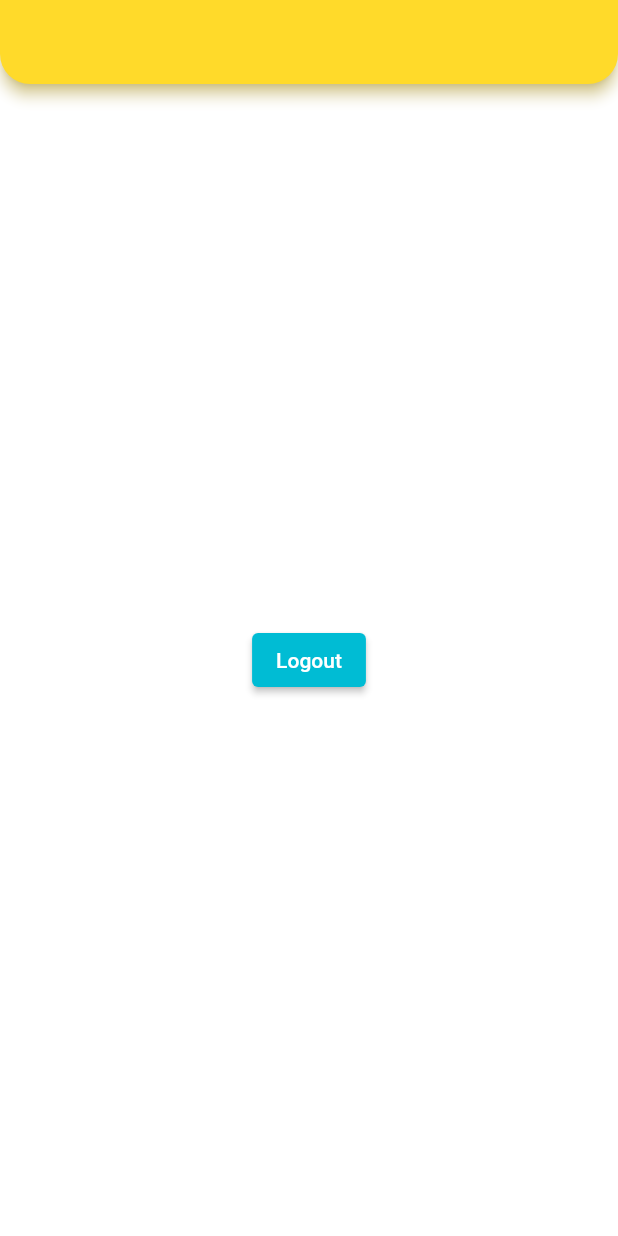
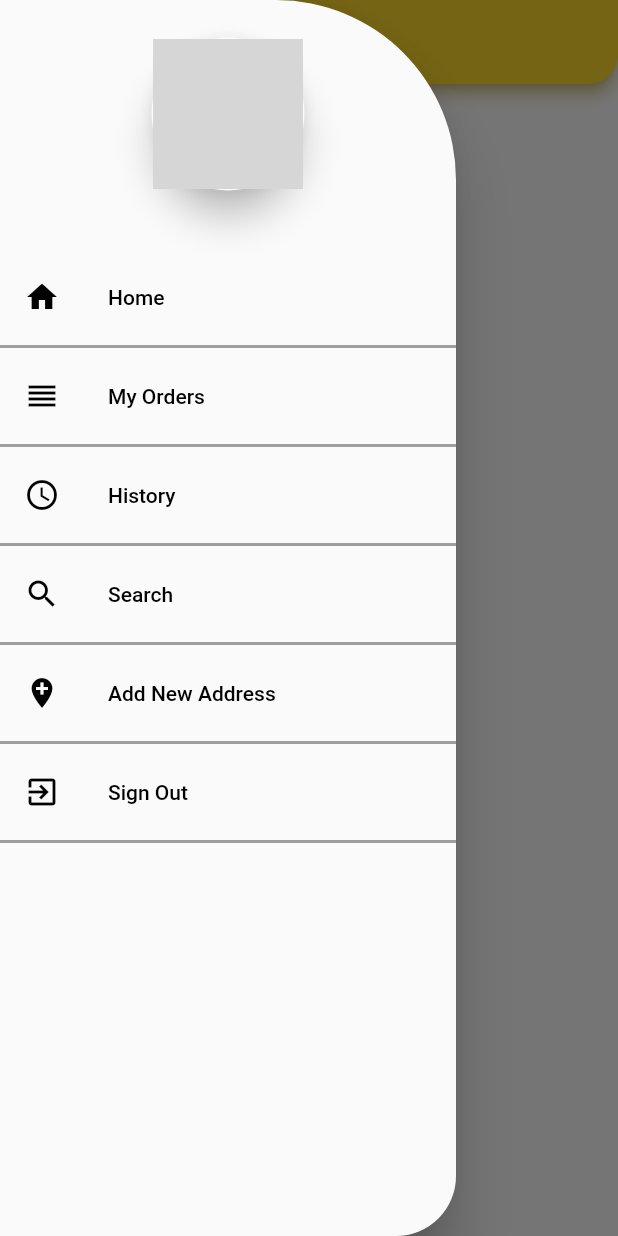
Before and after one commit to dakshvasudev/Amigo, a Flutter app: the HomeScreen screen opened directly, with the side drawer open (before the commit the screen has no drawer), on a phone screen of 412 x 824 dp. Run offline on Flutter 3.47's test engine with Material 2 defaults, Android fonts, the phone set to English and light mode, and no system bars; our stand-ins replace cloud_firestore, firebase_auth, firebase_core, firebase_storage, google_fonts, image_picker and 1 more; accounts and stored records are empty; network calls fail; project files that could hold a hidden picture were left out; grey boxes are pictures that could not be loaded.

Commit message:
drawer added

```diff
--- a/lib/mainScreens/home_screen.dart
+++ b/lib/mainScreens/home_screen.dart
@@ -1,7 +1,10 @@
 import 'package:flutter/material.dart';
 import 'package:google_fonts/google_fonts.dart';
-import 'package:user_amigo_app/authScreen/auth_screen.dart';
 import 'package:user_amigo_app/constants.dart';
+import 'package:user_amigo_app/widgets/my_drawer.dart';
+
+
+
 
 class HomeScreen extends StatefulWidget {
   const HomeScreen({Key? key}) : super(key: key);
@@ -11,12 +14,11 @@ class HomeScreen extends StatefulWidget {
 }
 
 class _HomeScreenState extends State<HomeScreen> {
-
   @override
   Widget build(BuildContext context) {
     return Scaffold(
+      drawer: MyDrawer(),
       appBar: AppBar(
-      automaticallyImplyLeading: false,
       backgroundColor: kColorYellow,
       scrolledUnderElevation: 15,
       shadowColor: kColorYellow,
@@ -25,8 +27,7 @@ class _HomeScreenState extends State<HomeScreen> {
           bottom: Radius.circular(20),
         ),
       ),
-      title: Center(
-        child: Text(
+      title: Text(
         sharedPreferences!.getString('name')!,
         style: GoogleFonts.workSans(
           textStyle: TextStyle(
@@ -37,20 +38,7 @@ class _HomeScreenState extends State<HomeScreen> {
         ),
       ),
       ),
-      ),
       body: Center(
-        child: ElevatedButton(
-          style: ElevatedButton.styleFrom(
-            backgroundColor: Colors.cyan,
-          ),
-          onPressed: ()
-          {
-            firebaseAuth.signOut().then((value){
-              Navigator.push(context, MaterialPageRoute(builder: (c)=> const AuthScreen()));
-            });
-          },
-          child: const Text("Logout"),
-        ),
       ),
     );
   }
--- /dev/null
+++ b/lib/widgets/my_drawer.dart
@@ -0,0 +1,158 @@
+import 'package:flutter/material.dart';
+import 'package:user_amigo_app/authScreen/auth_screen.dart';
+import 'package:user_amigo_app/constants.dart';
+
+
+
+class MyDrawer extends StatelessWidget
+{
+  const MyDrawer({super.key});
+
+
+  @override
+  Widget build(BuildContext context)
+  {
+    return Drawer(
+      shape: const RoundedRectangleBorder(
+        borderRadius: BorderRadius.only(
+            topRight: Radius.circular(120),
+            bottomRight: Radius.circular(40)),
+      ),
+      child: ListView(
+        children: [
+          //header drawer
+          Container(
+            padding: const EdgeInsets.only(top: 25, bottom: 10),
+            child: Column(
+              children: [
+                Material(
+                  borderRadius: const BorderRadius.all(Radius.circular(80)),
+                  elevation: 10,
+                  child: Padding(
+                    padding: const EdgeInsets.all(1.0),
+                    child: SizedBox(
+                      height: 100,
+                      width: 100,
+                      child: CircleAvatar(
+                        backgroundImage: NetworkImage(
+                          sharedPreferences!.getString("photoUrl")!
+                        ),
+                      ),
+                    ),
+                  ),
+                ),
+                const SizedBox(height: 10,),
+                Text(
+                    sharedPreferences!.getString("name")!,
+                  style: const TextStyle(color: Colors.black, fontSize: 20, fontFamily: "Train"),
+                ),
+              ],
+            ),
+          ),
+          Column(
+            children: [
+              ListTile(
+                leading: const Icon(Icons.home, color: Colors.black,),
+                title: const Text(
+                  "Home",
+                  style: TextStyle(color: Colors.black),
+                ),
+                onTap: ()
+                {
+
+                },
+              ),
+              const Divider(
+                height: 10,
+                color: Colors.grey,
+                thickness: 2,
+              ),
+              ListTile(
+                leading: const Icon(Icons.reorder, color: Colors.black,),
+                title: const Text(
+                  "My Orders",
+                  style: TextStyle(color: Colors.black),
+                ),
+                onTap: ()
+                {
+
+                },
+              ),
+              const Divider(
+                height: 10,
+                color: Colors.grey,
+                thickness: 2,
+              ),
+              ListTile(
+                leading: const Icon(Icons.access_time, color: Colors.black,),
+                title: const Text(
+                  "History",
+                  style: TextStyle(color: Colors.black),
+                ),
+                onTap: ()
+                {
+
+                },
+              ),
+              const Divider(
+                height: 10,
+                color: Colors.grey,
+                thickness: 2,
+              ),
+              ListTile(
+                leading: const Icon(Icons.search, color: Colors.black,),
+                title: const Text(
+                  "Search",
+                  style: TextStyle(color: Colors.black),
+                ),
+                onTap: ()
+                {
+
+                },
+              ),
+              const Divider(
+                height: 10,
+                color: Colors.grey,
+                thickness: 2,
+              ),
+              ListTile(
+                leading: const Icon(Icons.add_location, color: Colors.black,),
+                title: const Text(
+                  "Add New Address",
+                  style: TextStyle(color: Colors.black),
+                ),
+                onTap: ()
+                {
+
+                },
+              ),
+              const Divider(
+                height: 10,
+                color: Colors.grey,
+                thickness: 2,
+              ),
+              ListTile(
+                leading: const Icon(Icons.exit_to_app, color: Colors.black,),
+                title: const Text(
+                  "Sign Out",
+                  style: TextStyle(color: Colors.black),
+                ),
+                onTap: ()
+                {
+                  firebaseAuth.signOut().then((value){
+                    Navigator.push(context, MaterialPageRoute(builder: (c)=> const AuthScreen()));
+                  });
+                },
+              ),
+              const Divider(
+                height: 10,
+                color: Colors.grey,
+                thickness: 2,
+              ),
+            ],
+          ),
+        ],
+      ),
+    );
+  }
+}
--- a/pubspec.yaml
+++ b/pubspec.yaml
@@ -36,6 +36,7 @@ dependencies:
   # The following adds the Cupertino Icons font to your application.
   # Use with the CupertinoIcons class for iOS style icons.
   cupertino_icons: ^1.0.2
+  awesome_drawer_bar: ^1.1.1
 
 dev_dependencies:
   flutter_test:
```
Also changed, not shown: pubspec.lock. Lines whose indentation alone changed are shown as unchanged.
